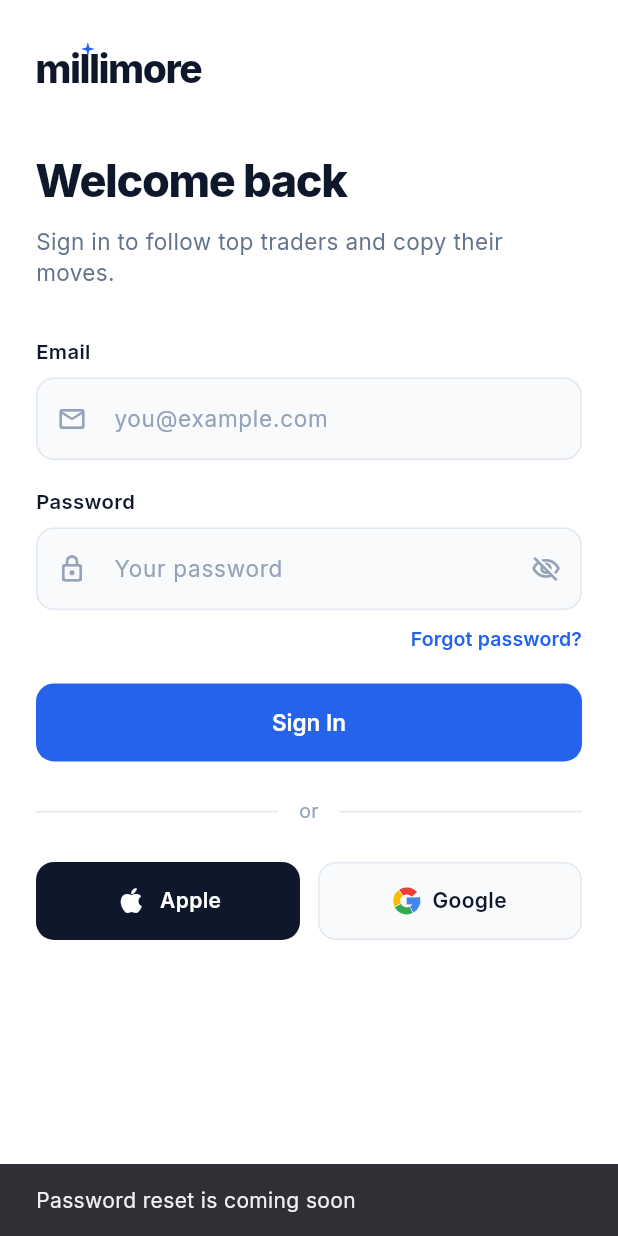
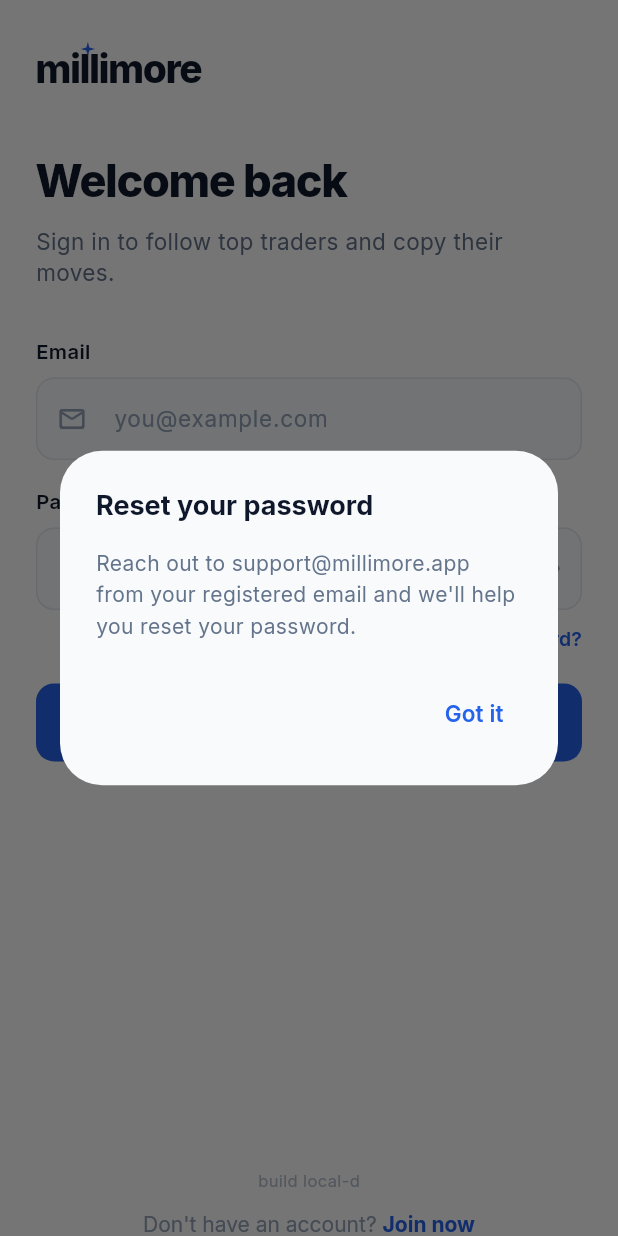
Before and after one commit to shazerlone/tv_license_app, a Flutter app: the LoginScreen screen opened directly, after a tap on "Forgot password?", on a phone screen of 412 x 824 dp. Run offline on Flutter 3.47's test engine with Material 3 defaults, Android fonts, the phone set to English and light mode, and no system bars; our stand-ins replace camera, google_fonts, shared_preferences; missing offline and left inert: dart:html; accounts and stored records are empty; network calls fail.

Commit message:
Login: remove non-functional social buttons, make forgot-password helpful
Apple/Google sign-in needs native SDKs (deferred); dead buttons hurt launch.
Forgot-password now shows a real support path instead of a 'coming soon' toast.

Co-Authored-By: Claude Opus 4.8 <noreply@anthropic.com>
Claude-Session: https://claude.ai/code/session_01KSLhgA3su6KMHBKNL29uhB

```diff
--- a/lib/screens/login_screen.dart
+++ b/lib/screens/login_screen.dart
@@ -1,4 +1,3 @@
-import 'dart:math' as math;
 import 'package:flutter/material.dart';
 import 'package:google_fonts/google_fonts.dart';
 import '../theme/app_theme.dart';
@@ -165,8 +164,21 @@ class _LoginScreenState extends State<LoginScreen> {
     );
   }
 
-  void _soon(String feature) {
-    ScaffoldMessenger.of(context).showSnackBar(SnackBar(content: Text('$feature is coming soon')));
+  void _showForgotPassword() {
+    showDialog(
+      context: context,
+      builder: (ctx) => AlertDialog(
+        backgroundColor: AppColors.surface,
+        title: Text('Reset your password', style: GoogleFonts.inter(fontWeight: FontWeight.w700, color: AppColors.textPrimary)),
+        content: Text(
+          'Reach out to support@millimore.app from your registered email and we\'ll help you reset your password.',
+          style: GoogleFonts.inter(fontSize: 14, color: AppColors.textSecondary, height: 1.5),
+        ),
+        actions: [
+          TextButton(onPressed: () => Navigator.of(ctx).pop(), child: Text('Got it', style: GoogleFonts.inter(fontWeight: FontWeight.w600, color: AppColors.primary))),
+        ],
+      ),
+    );
   }
 
   @override
@@ -259,7 +271,7 @@ class _LoginScreenState extends State<LoginScreen> {
                           Align(
                             alignment: Alignment.centerRight,
                             child: TextButton(
-                              onPressed: () => _soon('Password reset'),
+                              onPressed: _showForgotPassword,
                               style: TextButton.styleFrom(
                                 padding: EdgeInsets.zero,
                                 minimumSize: Size.zero,
@@ -278,26 +290,6 @@ class _LoginScreenState extends State<LoginScreen> {
                           ),
                         ],
                       ),
-                    ),
-
-                    const SizedBox(height: 24),
-                    Row(
-                      children: [
-                        const Expanded(child: Divider()),
-                        Padding(
-                          padding: const EdgeInsets.symmetric(horizontal: 14),
-                          child: Text('or', style: GoogleFonts.inter(fontSize: 13, color: AppColors.textMuted)),
-                        ),
-                        const Expanded(child: Divider()),
-                      ],
-                    ),
-                    const SizedBox(height: 24),
-                    Row(
-                      children: [
-                        Expanded(child: _SocialButton(label: 'Apple', icon: const _AppleIcon(), dark: true, onTap: () => _soon('Apple sign-in'))),
-                        const SizedBox(width: 12),
-                        Expanded(child: _SocialButton(label: 'Google', icon: const _GoogleIcon(), dark: false, onTap: () => _soon('Google sign-in'))),
-                      ],
                     ),
 
                     const Spacer(),
@@ -344,81 +336,3 @@ class _FieldLabel extends StatelessWidget {
         style: GoogleFonts.inter(fontSize: 13.5, fontWeight: FontWeight.w600, color: AppColors.textPrimary),
       );
 }
-
-class _SocialButton extends StatelessWidget {
-  final String label;
-  final Widget icon;
-  final bool dark;
-  final VoidCallback onTap;
-  const _SocialButton({required this.label, required this.icon, required this.dark, required this.onTap});
-
-  @override
-  Widget build(BuildContext context) {
-    return GestureDetector(
-      onTap: onTap,
-      child: Container(
-        height: 52,
-        decoration: BoxDecoration(
-          color: dark ? AppColors.textPrimary : AppColors.surface,
-          borderRadius: BorderRadius.circular(12),
-          border: dark ? null : Border.all(color: AppColors.border),
-        ),
-        child: Row(
-          mainAxisAlignment: MainAxisAlignment.center,
-          children: [
-            icon,
-            const SizedBox(width: 8),
-            Text(label, style: GoogleFonts.inter(fontSize: 14, fontWeight: FontWeight.w600, color: dark ? Colors.white : AppColors.textPrimary)),
-          ],
-        ),
-      ),
-    );
-  }
-}
-
-class _AppleIcon extends StatelessWidget {
-  const _AppleIcon();
-  @override
-  Widget build(BuildContext context) => const Icon(Icons.apple, size: 22, color: Colors.white);
-}
-
-class _GoogleIcon extends StatelessWidget {
-  const _GoogleIcon();
-  @override
-  Widget build(BuildContext context) => SizedBox(width: 18, height: 18, child: CustomPaint(painter: _GoogleGPainter()));
-}
-
-/// Multi-colour Google "G".
-class _GoogleGPainter extends CustomPainter {
-  static const _blue = Color(0xFF4285F4);
-  static const _red = Color(0xFFEA4335);
-  static const _yellow = Color(0xFFFBBC05);
-  static const _green = Color(0xFF34A853);
-
-  double _deg(double d) => d * math.pi / 180;
-
-  @override
-  void paint(Canvas canvas, Size size) {
-    final stroke = size.width * 0.26;
-    final rect = Rect.fromCircle(
-      center: Offset(size.width / 2, size.height / 2),
-      radius: size.width / 2 - stroke / 2,
-    );
-    Paint arc(Color c) => Paint()
-      ..color = c
-      ..style = PaintingStyle.stroke
-      ..strokeWidth = stroke
-      ..strokeCap = StrokeCap.butt;
-    canvas.drawArc(rect, _deg(-16), _deg(76), false, arc(_blue));
-    canvas.drawArc(rect, _deg(64), _deg(88), false, arc(_green));
-    canvas.drawArc(rect, _deg(156), _deg(76), false, arc(_yellow));
-    canvas.drawArc(rect, _deg(236), _deg(84), false, arc(_red));
-    final cx = size.width / 2;
-    final cy = size.height / 2;
-    final barRect = Rect.fromLTRB(cx, cy - stroke / 2, rect.right + stroke / 2, cy + stroke / 2);
-    canvas.drawRect(barRect, Paint()..color = _blue);
-  }
-
-  @override
-  bool shouldRepaint(_GoogleGPainter old) => false;
-}
```
